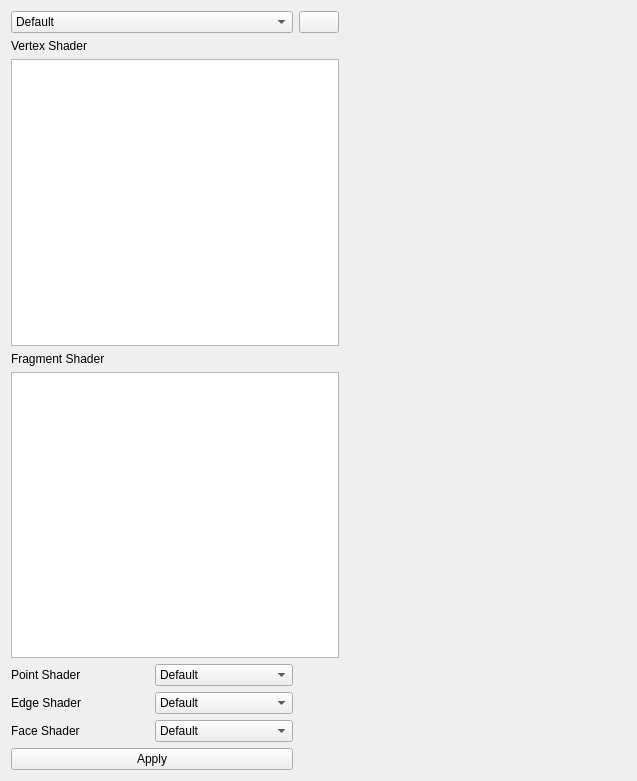
Qt form utils/3d/shadedSceneControlWidget.ui (NickPenkrat/corecvs) before a commit.
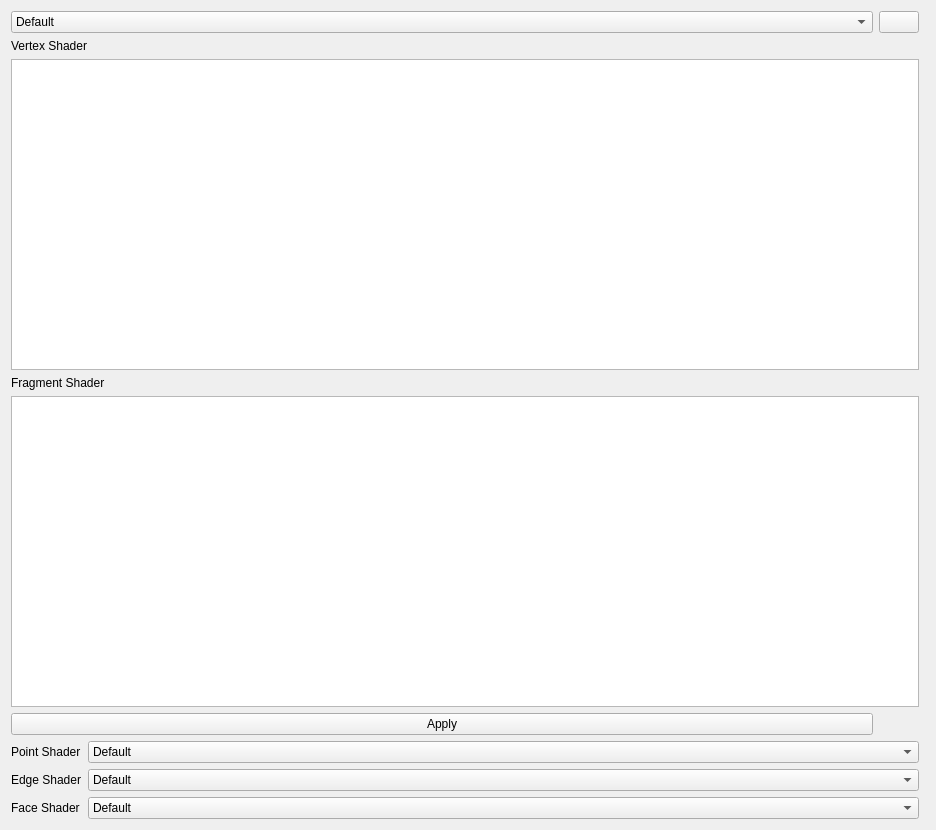
The same form after that commit. Icons and pictures are not drawn. Custom widgets are drawn as their Qt base class.

Commit message: Adding shaders and scripting

The edit to the form file:
```diff
--- a/utils/3d/shadedSceneControlWidget.ui
+++ b/utils/3d/shadedSceneControlWidget.ui
@@ -6,8 +6,8 @@
    <rect>
     <x>0</x>
     <y>0</y>
-    <width>637</width>
-    <height>781</height>
+    <width>936</width>
+    <height>830</height>
    </rect>
   </property>
   <property name="windowTitle">
@@ -23,6 +23,13 @@
      </item>
     </widget>
    </item>
+   <item row="1" column="0">
+    <widget class="QLabel" name="label">
+     <property name="text">
+      <string>Vertex Shader</string>
+     </property>
+    </widget>
+   </item>
    <item row="0" column="1">
     <widget class="QPushButton" name="pushButton_2">
      <property name="sizePolicy">
@@ -46,26 +53,6 @@
      </property>
     </widget>
    </item>
-   <item row="1" column="0">
-    <widget class="QLabel" name="label">
-     <property name="text">
-      <string>Vertex Shader</string>
-     </property>
-    </widget>
-   </item>
-   <item row="2" column="0" colspan="2">
-    <widget class="QPlainTextEdit" name="vetrexShaderTextEdit"/>
-   </item>
-   <item row="6" column="0">
-    <widget class="QPushButton" name="pushButton">
-     <property name="text">
-      <string>Apply</string>
-     </property>
-    </widget>
-   </item>
-   <item row="4" column="0" colspan="2">
-    <widget class="QPlainTextEdit" name="fragmentShaderTextEdit"/>
-   </item>
    <item row="3" column="0">
     <widget class="QLabel" name="label_2">
      <property name="text">
@@ -73,10 +60,32 @@
      </property>
     </widget>
    </item>
-   <item row="5" column="0">
+   <item row="4" column="0" colspan="2">
+    <widget class="QTextEdit" name="fragmentShaderTextEdit"/>
+   </item>
+   <item row="2" column="0" colspan="2">
+    <widget class="QTextEdit" name="vetrexShaderTextEdit"/>
+   </item>
+   <item row="0" column="2" rowspan="7">
+    <widget class="Draw3dParametersControlWidget" name="genericParams" native="true">
+     <property name="sizePolicy">
+      <sizepolicy hsizetype="Maximum" vsizetype="Preferred">
+       <horstretch>0</horstretch>
+       <verstretch>0</verstretch>
+      </sizepolicy>
+     </property>
+    </widget>
+   </item>
+   <item row="6" column="0" colspan="2">
     <layout class="QGridLayout" name="gridLayout_2">
      <item row="0" column="0">
       <widget class="QLabel" name="label_3">
+       <property name="sizePolicy">
+        <sizepolicy hsizetype="Fixed" vsizetype="Preferred">
+         <horstretch>0</horstretch>
+         <verstretch>0</verstretch>
+        </sizepolicy>
+       </property>
        <property name="text">
         <string>Point Shader</string>
        </property>
@@ -149,8 +158,12 @@
      </item>
     </layout>
    </item>
-   <item row="0" column="2" rowspan="6">
-    <widget class="Draw3dParametersControlWidget" name="widget" native="true"/>
+   <item row="5" column="0">
+    <widget class="QPushButton" name="applyButton">
+     <property name="text">
+      <string>Apply</string>
+     </property>
+    </widget>
    </item>
   </layout>
  </widget>
```
The commit also changes 23 other files.
